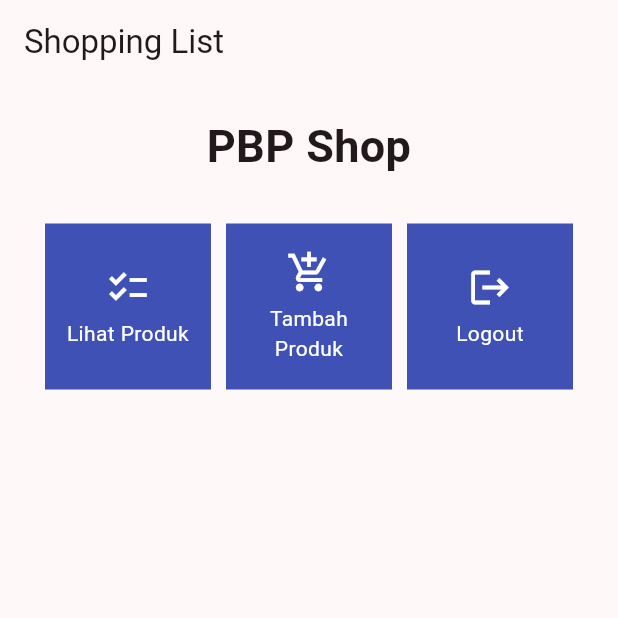
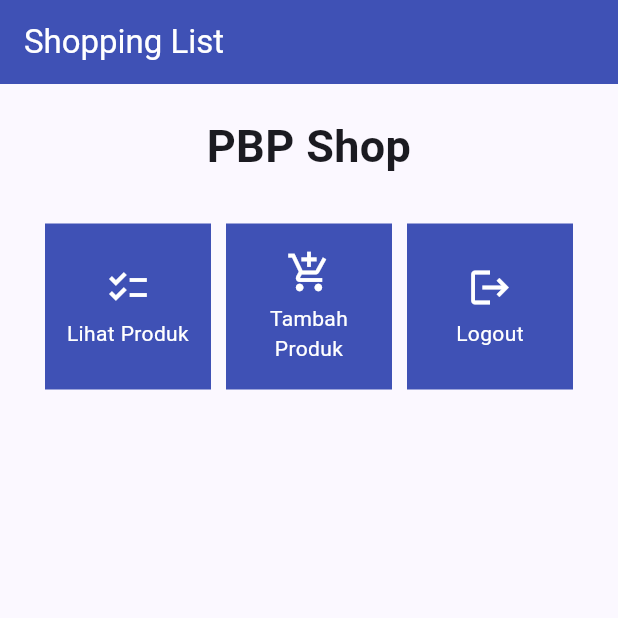
Before and after one commit to IrPanK/shopping-list-mobile, a Flutter app: the screen it shows after launch, on a phone screen of 412 x 824 dp, the top half of it. Run offline on Flutter 3.47's test engine with Material 2 defaults, Android fonts, the phone set to English and light mode, and no system bars.

Commit message:
change navbar

```diff
--- a/lib/main.dart
+++ b/lib/main.dart
@@ -29,7 +29,7 @@ class MyApp extends StatelessWidget {
         //
         // This works for code too, not just values: Most code changes can be
         // tested with just a hot reload.
-        colorScheme: ColorScheme.fromSeed(seedColor: Colors.black),
+        colorScheme: ColorScheme.fromSeed(seedColor: Colors.indigo),
         useMaterial3: true,
       ),
       home: const MyHomePage(),
--- a/lib/menu.dart
+++ b/lib/menu.dart
@@ -34,6 +34,8 @@ class _MyHomePageState extends State<MyHomePage> {
         title: const Text(
           'Shopping List',
         ),
+        foregroundColor: Colors.white,
+        backgroundColor: Colors.indigo,
       ),
       body: SingleChildScrollView(
         // Widget wrapper yang dapat discroll
```
